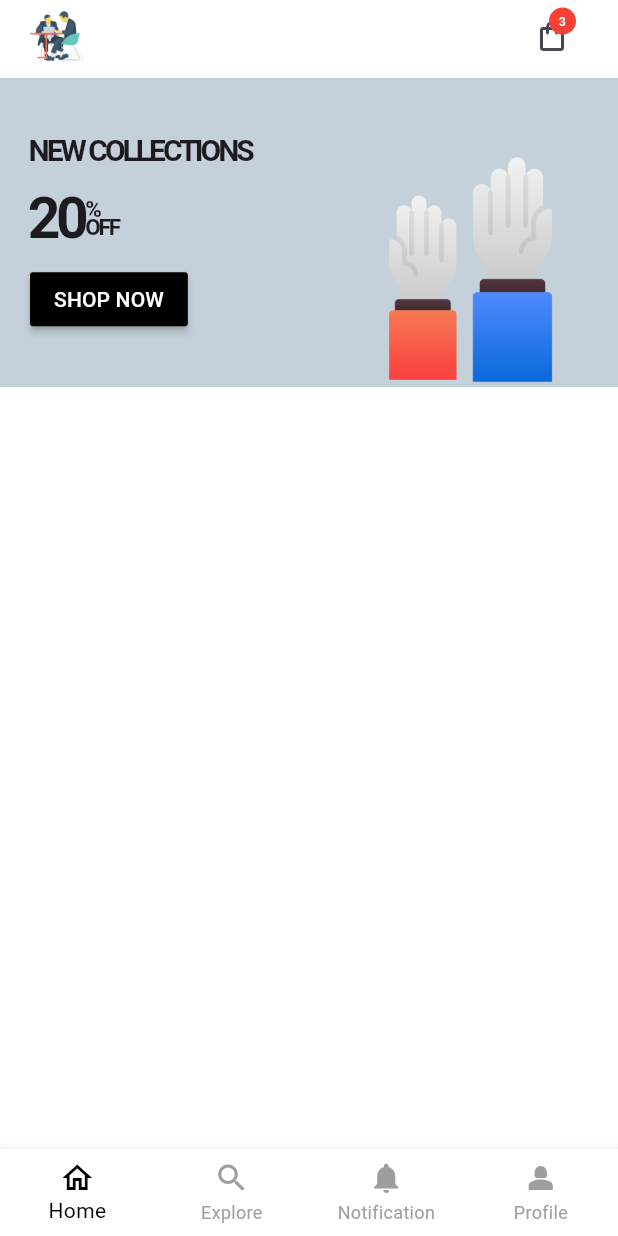
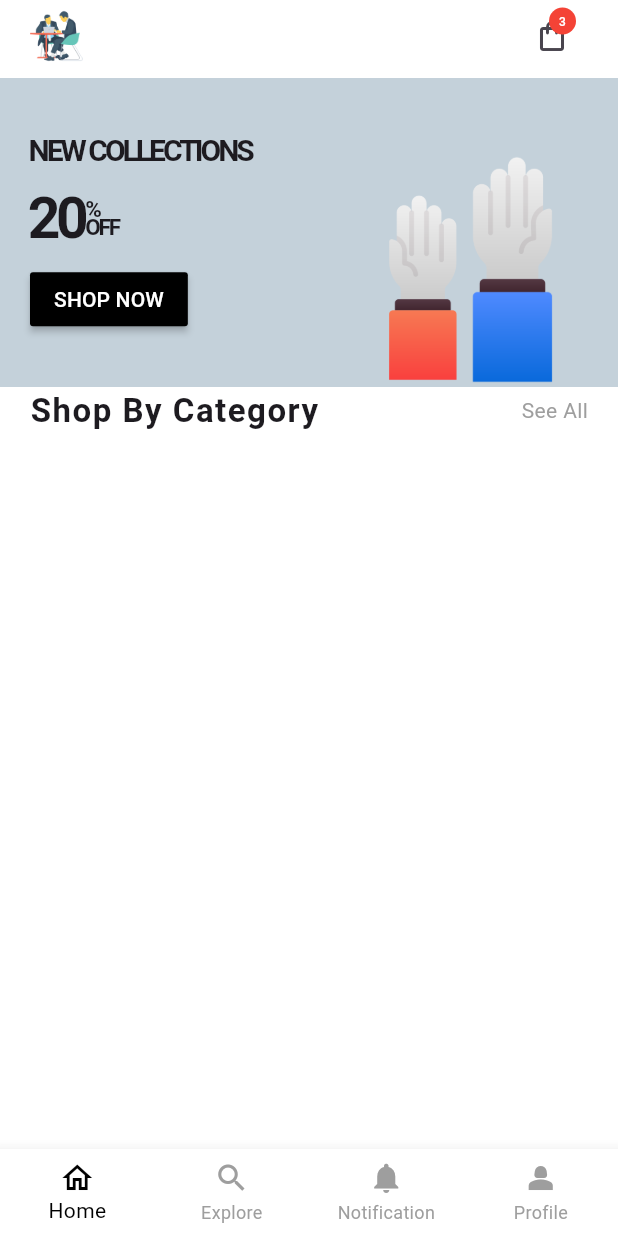
Before and after one commit to Legendary-Folah/e-commerce-practice, a Flutter app: the screen it shows once a user with an empty profile is signed in, on a phone screen of 412 x 824 dp. Run offline on Flutter 3.47's test engine with Material 3 defaults, Android fonts, the phone set to English and light mode, and no system bars; our stand-ins replace cloud_firestore, firebase_auth, firebase_core, firebase_storage, flutter_dotenv, flutter_riverpod and 2 more; accounts and stored records are empty.

Commit message:
feat: working on app home screen

```diff
--- a/lib/Presentation/screens/role_based_login/user/app_home_screen.dart
+++ b/lib/Presentation/screens/role_based_login/user/app_home_screen.dart
@@ -53,6 +53,23 @@ class _AppHomeScreenState extends State<AppHomeScreen> {
             ),
             SizedBox(height: 4),
             MyBanner(),
+            Padding(
+              padding: EdgeInsetsGeometry.symmetric(horizontal: 20),
+              child: Row(
+                mainAxisAlignment: MainAxisAlignment.spaceBetween,
+                children: [
+                  Text(
+                    'Shop By Category',
+                    style: TextStyle(
+                      fontSize: 22,
+                      fontWeight: FontWeight.bold,
+                      letterSpacing: 1,
+                    ),
+                  ),
+                  Text('See All', style: TextStyle(color: ColorsConst.kGrey)),
+                ],
+              ),
+            ),
           ],
         ),
       ),
```
Also changed, not shown: lib/models/f_category.dart (added, +14 -0 lines).
